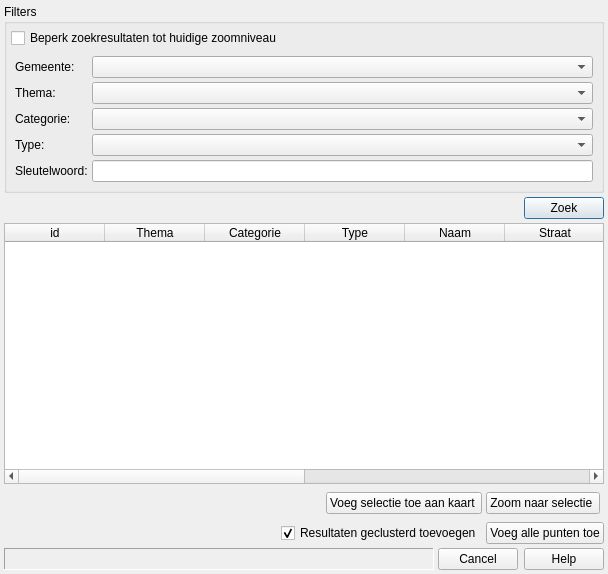
This is ui_geopunt4QgisPoi.ui in Informatievlaanderen/geopunt-plugins-qgis as Qt 5 draws it before an edit. The edited form follows.
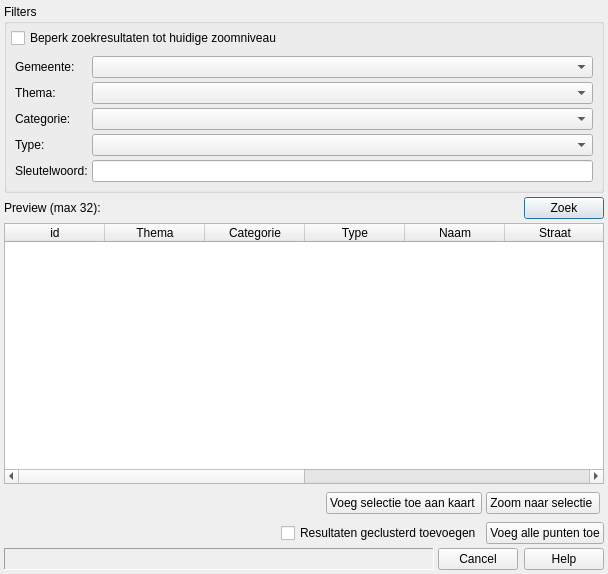
This is the edited form. Icons and pictures are not drawn.

Diff of the .ui file:
```diff
--- a/ui_geopunt4QgisPoi.ui
+++ b/ui_geopunt4QgisPoi.ui
@@ -145,6 +145,13 @@
    </item>
    <item>
     <layout class="QHBoxLayout" name="horizontalLayout_3">
+     <item>
+      <widget class="QLabel" name="label_2">
+       <property name="text">
+        <string>Preview (max 32):</string>
+       </property>
+      </widget>
+     </item>
      <item>
       <spacer name="horizontalSpacer_3">
        <property name="orientation">
@@ -328,6 +335,9 @@
      </item>
      <item>
       <widget class="QCheckBox" name="clusterCheck">
+       <property name="enabled">
+        <bool>true</bool>
+       </property>
        <property name="toolTip">
         <string>Resultaten Clusteren indien groter dan 1024</string>
        </property>
@@ -335,7 +345,7 @@
         <string>Resultaten geclusterd toevoegen</string>
        </property>
        <property name="checked">
-        <bool>true</bool>
+        <bool>false</bool>
        </property>
       </widget>
      </item>
```
